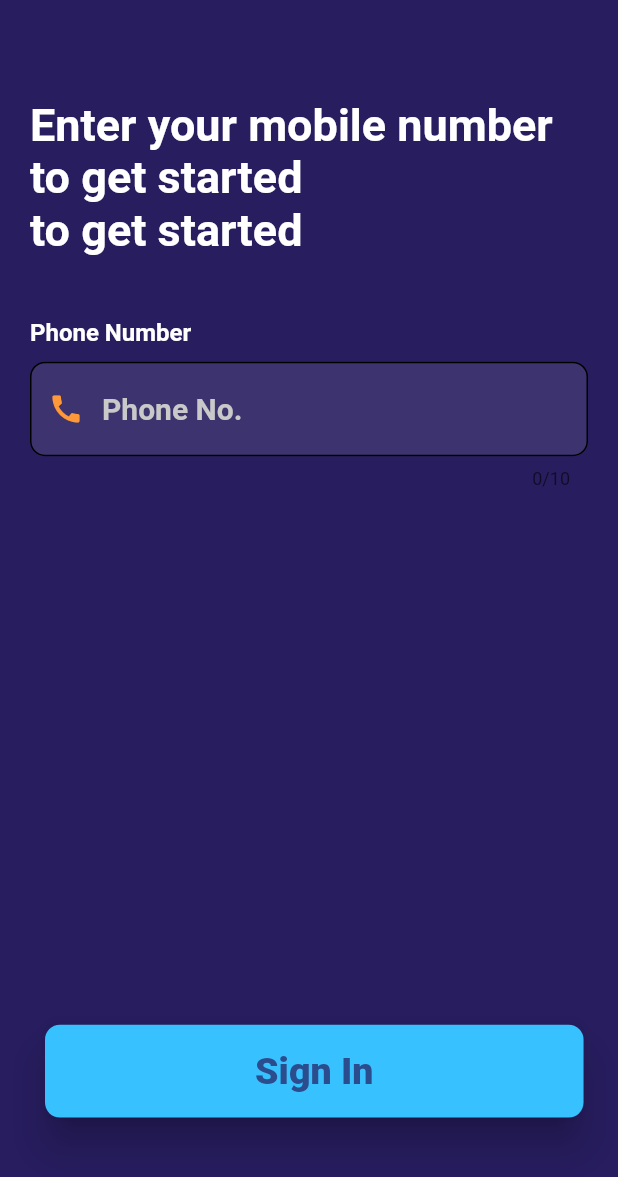
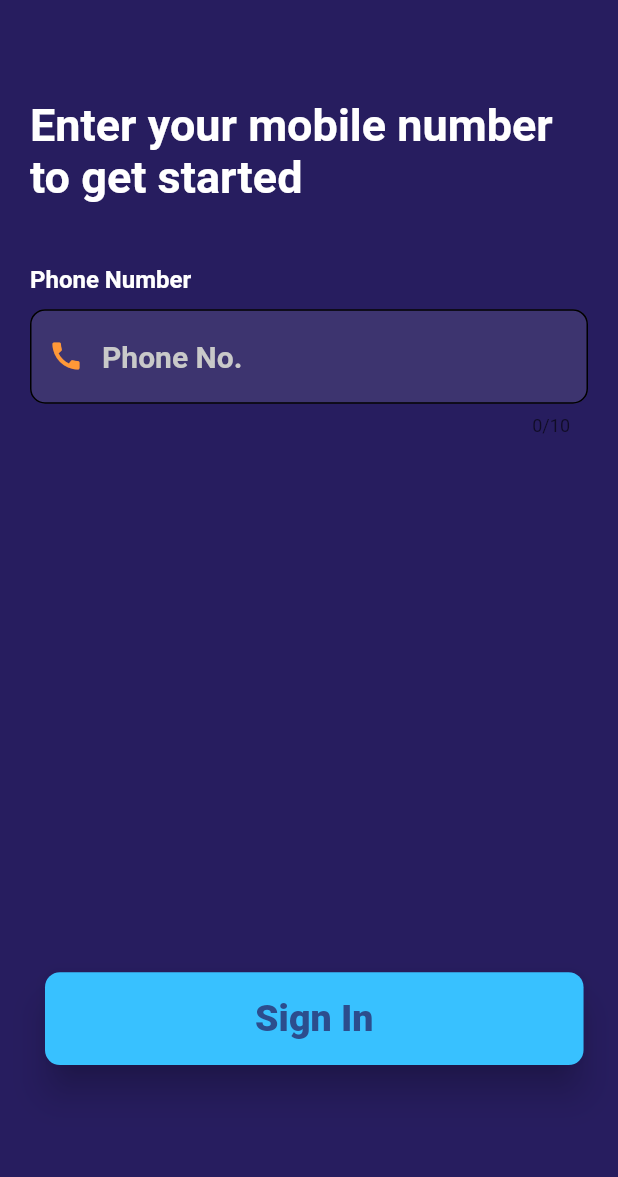
Before and after one commit to dheemutech/snpl-new-stealth, a Flutter app: the screen it shows after launch, on a phone screen of 412 x 824 dp. Shown: the top 1177 px of the screen. Run offline on Flutter 3.47's test engine with Material 2 defaults, Android fonts, the phone set to English and light mode, and no system bars; our stand-ins replace cloud_firestore, firebase_auth, firebase_core, flutter_spinkit, otp_text_field; missing offline and left inert: flutter_flurry_sdk, flutter_uxcam, qr_code_scanner; accounts and stored records are empty.

Commit message:
fix: double login text

```diff
--- a/snpl_project/lib/screen1/login.dart
+++ b/snpl_project/lib/screen1/login.dart
@@ -50,11 +50,6 @@ class _LoginScreenState extends State<LoginScreen> {
                     height: size.height * 0.05,
                   ),
                   Text('Enter your mobile number',
-                      style: TextStyle(
-                          fontWeight: FontWeight.bold,
-                          fontSize: 30,
-                          color: Colors.white)),
-                  Text('to get started',
                       style: TextStyle(
                           fontWeight: FontWeight.bold,
                           fontSize: 30,
```
